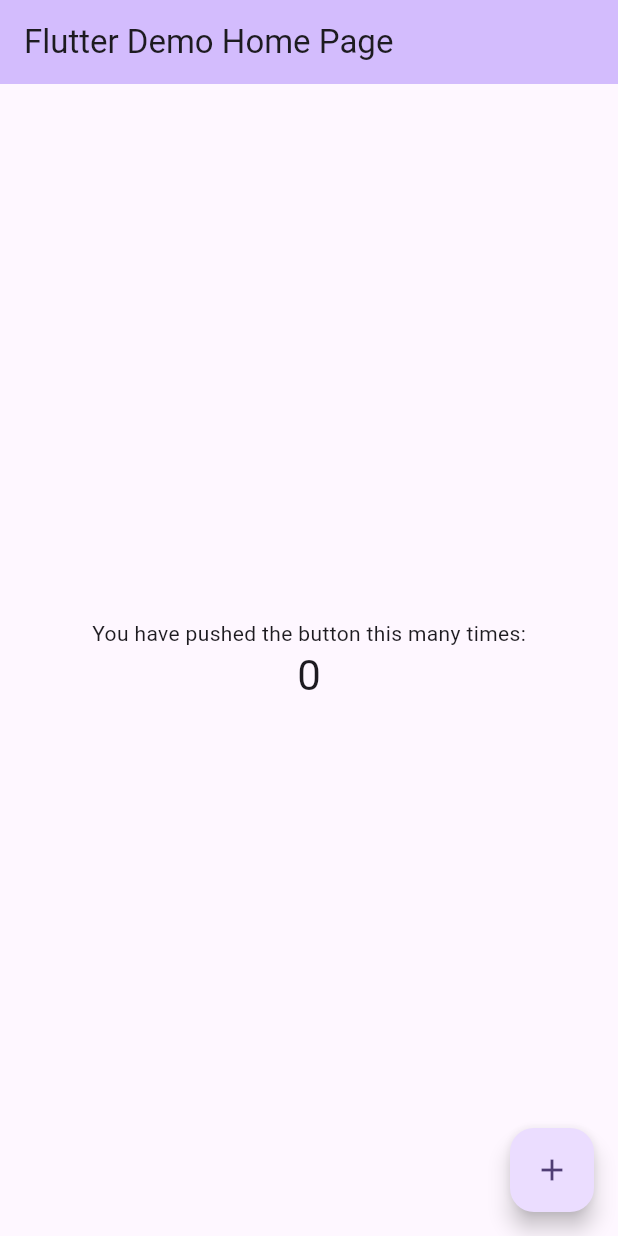
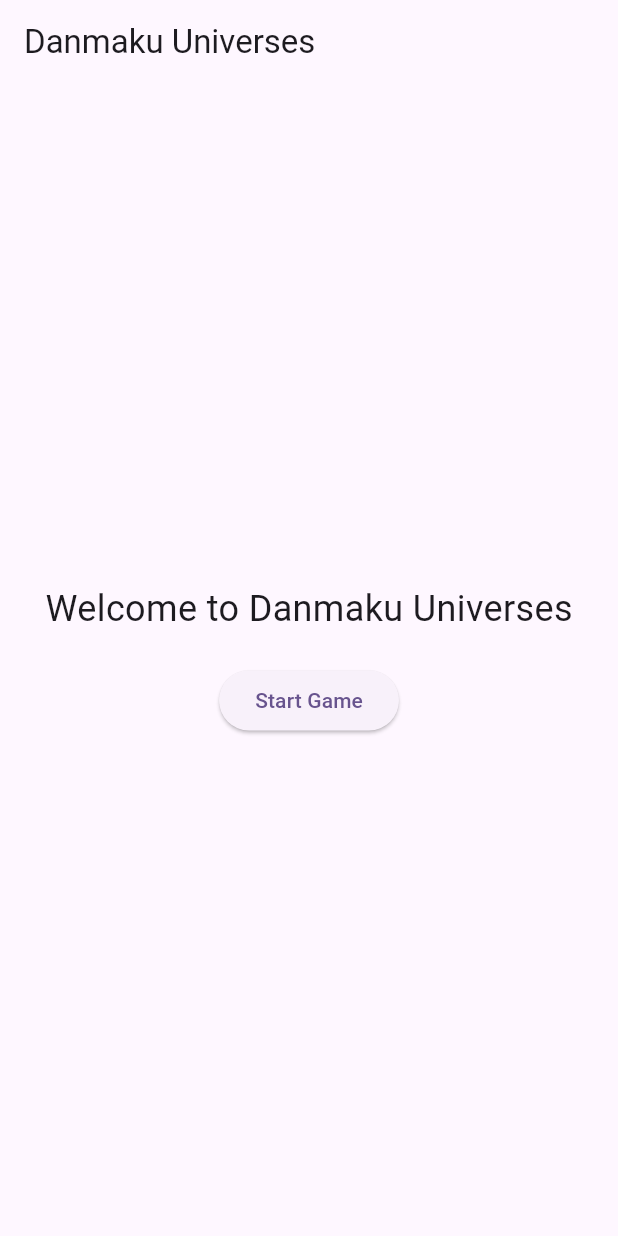
Before and after one commit to santiagoVL03/danmaku_universes, a Flutter app: the screen it shows after launch, on a phone screen of 412 x 824 dp. Run offline on Flutter 3.47's test engine with Material 3 defaults, Android fonts, the phone set to English and light mode, and no system bars.

Commit message:
Implement game functionality and UI components for Danmaku Universes

```diff
--- /dev/null
+++ b/lib/infrastructure/repositories_impl/card_repository_implementation.dart
@@ -0,0 +1,3 @@
+class CardRepositoryImplementation {
+
+}
--- /dev/null
+++ b/lib/infrastructure/repositories_impl/game_repository_implementation.dart
@@ -0,0 +1,33 @@
+import 'package:danmaku_universes/domain/repositories/game_repository.dart';
+
+class GameRepositoryImplementation implements GameRepository {
+  @override
+  Future<void> createGame() async {
+    print ('Game created');
+  }
+
+  @override
+  Future<void> deleteGame(String gameId) async {
+    print ('Game deleted');
+  }
+
+  @override
+  Future<void> endGame(String gameId) async {
+    print ('Game ended');
+  }
+
+  @override
+  Future<void> joinGame(String gameId) async {
+    print ('Game joined');
+  }
+
+  @override
+  Future<void> startGame(String gameId) async {
+    print ('Game started');
+  }
+
+  @override
+  Future<void> updateGame(String gameId, Map<String, dynamic> data) async {
+    print ('Game updated');
+  }
+}
--- a/lib/main.dart
+++ b/lib/main.dart
@@ -1,5 +1,6 @@
 import 'package:flutter/material.dart';
-
+import 'presentation/pages/game_page.dart';
+import 'presentation/pages/home_page.dart';
 void main() {
   runApp(const MyApp());
 }
@@ -11,7 +12,10 @@ class MyApp extends StatelessWidget {
   @override
   Widget build(BuildContext context) {
     return MaterialApp(
-      title: 'Flutter Demo',
+      title: 'Danmaku Universes',
+      routes: {
+        '/game': (context) => const GamePage(),
+      },
       theme: ThemeData(
         // This is the theme of your application.
         //
@@ -30,93 +34,7 @@ class MyApp extends StatelessWidget {
         // tested with just a hot reload.
         colorScheme: ColorScheme.fromSeed(seedColor: Colors.deepPurple),
       ),
-      home: const MyHomePage(title: 'Flutter Demo Home Page'),
+      home: const HomePage(),
     );
   }
 }
-
-class MyHomePage extends StatefulWidget {
-  const MyHomePage({super.key, required this.title});
-
-  // This widget is the home page of your application. It is stateful, meaning
-  // that it has a State object (defined below) that contains fields that affect
-  // how it looks.
-
-  // This class is the configuration for the state. It holds the values (in this
-  // case the title) provided by the parent (in this case the App widget) and
-  // used by the build method of the State. Fields in a Widget subclass are
-  // always marked "final".
-
-  final String title;
-
-  @override
-  State<MyHomePage> createState() => _MyHomePageState();
-}
-
-class _MyHomePageState extends State<MyHomePage> {
-  int _counter = 0;
-
-  void _incrementCounter() {
-    setState(() {
-      // This call to setState tells the Flutter framework that something has
-      // changed in this State, which causes it to rerun the build method below
-      // so that the display can reflect the updated values. If we changed
-      // _counter without calling setState(), then the build method would not be
-      // called again, and so nothing would appear to happen.
-      _counter++;
-    });
-  }
-
-  @override
-  Widget build(BuildContext context) {
-    // This method is rerun every time setState is called, for instance as done
-    // by the _incrementCounter method above.
-    //
-    // The Flutter framework has been optimized to make rerunning build methods
-    // fast, so that you can just rebuild anything that needs updating rather
-    // than having to individually change instances of widgets.
-    return Scaffold(
-      appBar: AppBar(
-        // TRY THIS: Try changing the color here to a specific color (to
-        // Colors.amber, perhaps?) and trigger a hot reload to see the AppBar
-        // change color while the other colors stay the same.
-        backgroundColor: Theme.of(context).colorScheme.inversePrimary,
-        // Here we take the value from the MyHomePage object that was created by
-        // the App.build method, and use it to set our appbar title.
-        title: Text(widget.title),
-      ),
-      body: Center(
-        // Center is a layout widget. It takes a single child and positions it
-        // in the middle of the parent.
-        child: Column(
-          // Column is also a layout widget. It takes a list of children and
-          // arranges them vertically. By default, it sizes itself to fit its
-          // children horizontally, and tries to be as tall as its parent.
-          //
-          // Column has various properties to control how it sizes itself and
-          // how it positions its children. Here we use mainAxisAlignment to
-          // center the children vertically; the main axis here is the vertical
-          // axis because Columns are vertical (the cross axis would be
-          // horizontal).
-          //
-          // TRY THIS: Invoke "debug painting" (choose the "Toggle Debug Paint"
-          // action in the IDE, or press "p" in the console), to see the
-          // wireframe for each widget.
-          mainAxisAlignment: MainAxisAlignment.center,
-          children: <Widget>[
-            const Text('You have pushed the button this many times:'),
-            Text(
-              '$_counter',
-              style: Theme.of(context).textTheme.headlineMedium,
-            ),
-          ],
-        ),
-      ),
-      floatingActionButton: FloatingActionButton(
-        onPressed: _incrementCounter,
-        tooltip: 'Increment',
-        child: const Icon(Icons.add),
-      ), // This trailing comma makes auto-formatting nicer for build methods.
-    );
-  }
-}
--- /dev/null
+++ b/lib/presentation/pages/home_page.dart
@@ -0,0 +1,35 @@
+import 'package:flutter/material.dart';
+
+class HomePage extends StatelessWidget {
+
+  const HomePage({ Key? key }) : super(key: key);
+
+  @override
+  Widget build(BuildContext context) {
+    return Scaffold(
+      appBar: AppBar(
+        title: Text('Danmaku Universes'),
+      ),
+      body: Center(
+        child: Column(
+          mainAxisAlignment: MainAxisAlignment.center,
+          children: <Widget>[
+            Text(
+              'Welcome to Danmaku Universes',
+              style: TextStyle(fontSize: 24),
+            ),
+            SizedBox(height: 20),
+            ElevatedButton(
+              onPressed: () {
+                // Add navigation to the game page
+                Navigator.pushNamed(context, '/game');
+              },
+              child: Text('Start Game'),
+            ),
+          ],
+        ),
+      ),
+    );
+  }
+
+}
```
Also changed, not shown: lib/application/usecases/create_game.dart (added, +12 -0 lines), lib/domain/entities/card.dart (added, +11 -0 lines), lib/domain/entities/player.dart (added, +9 -0 lines), lib/domain/repositories/game_repository.dart (added, +8 -0 lines), lib/presentation/pages/game_page.dart (added, +18 -0 lines), lib/presentation/widgets/card_widget.dart (added, +26 -0 lines), lib/domain/repositories/card_repository.dart (added).
